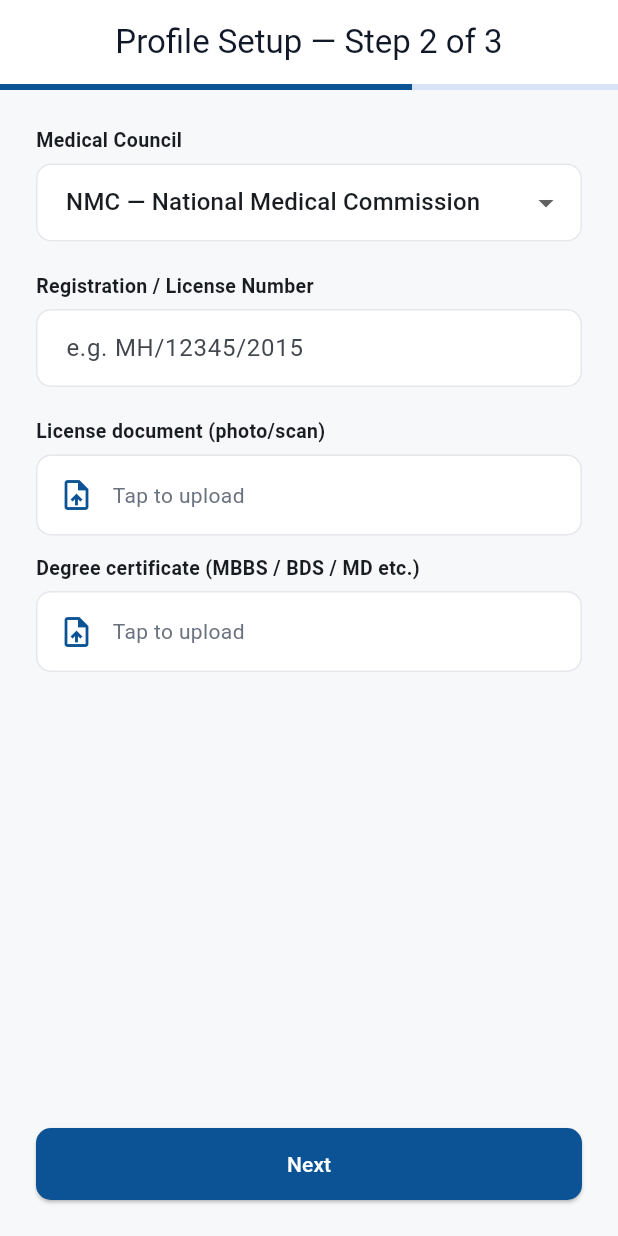
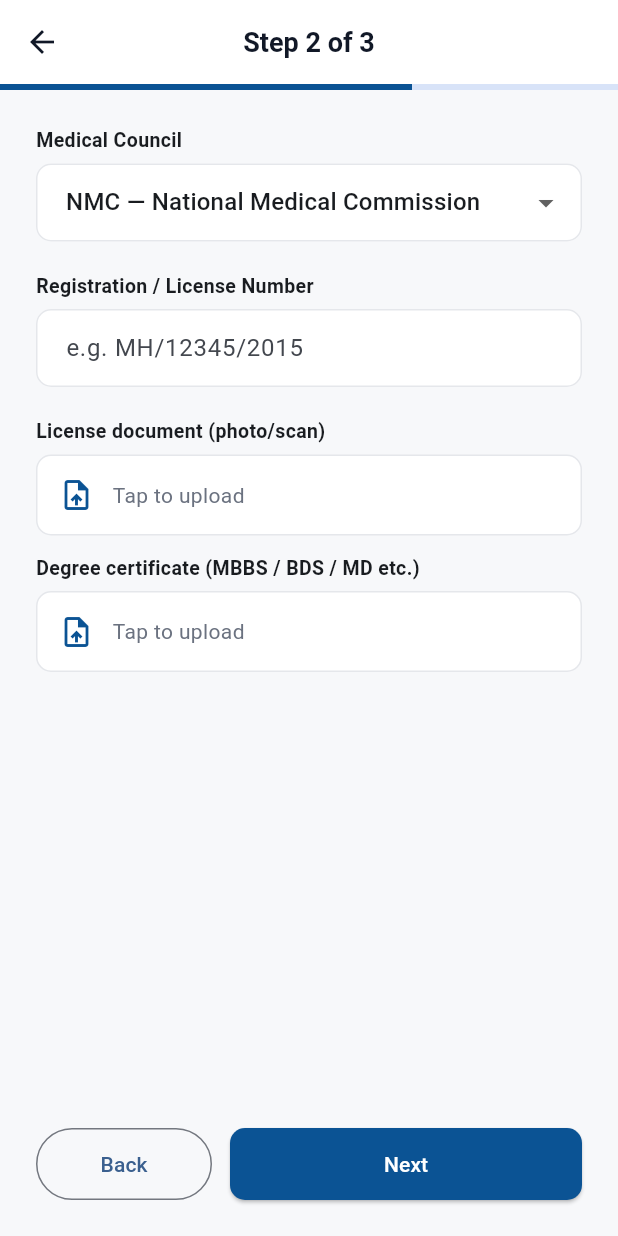
Before and after one commit to drriyazq/medunity, a Flutter app: the ProfileSetupScreen screen opened by its route, after a tap on "Next", on a phone screen of 412 x 824 dp. Run offline on Flutter 3.47's test engine with Material 3 defaults, Android fonts, the phone set to English and light mode, and no system bars; our stand-ins replace dio, firebase_auth, firebase_core, firebase_messaging, flutter_local_notifications, flutter_riverpod and 6 more; accounts and stored records are empty.

Commit message:
Profile setup: fix overflow, add back button, persist draft
- Dropdowns now isExpanded with TextOverflow.ellipsis for long labels
  (Role, Specialization, Council, State were overflowing on narrow phones)
- Shorter AppBar title "Step N of 3" (was being truncated)
- Back button + IconButton on appbar leading + PopScope handler
- Draft saved to Hive on every change/step; restored in initState;
  cleared on successful submit. Picker file paths persisted and
  re-validated against filesystem on restore.

Co-Authored-By: Claude Sonnet 4.6 <noreply@anthropic.com>

```diff
--- a/app/lib/features/onboarding/profile_setup_screen.dart
+++ b/app/lib/features/onboarding/profile_setup_screen.dart
@@ -6,6 +6,7 @@ import 'package:flutter_riverpod/flutter_riverpod.dart';
 import 'package:image_picker/image_picker.dart';
 
 import '../../data/api/client.dart';
+import '../../data/local/hive_setup.dart';
 import '../../state/auth_provider.dart';
 import '../../theme.dart';
 
@@ -54,6 +55,8 @@ const _states = [
   'West Bengal', 'Delhi', 'Jammu and Kashmir', 'Ladakh', 'Chandigarh',
 ];
 
+const _draftKey = 'profile_setup_draft';
+
 
 class ProfileSetupScreen extends ConsumerStatefulWidget {
   const ProfileSetupScreen({super.key});
@@ -88,18 +91,101 @@ class _ProfileSetupScreenState extends ConsumerState<ProfileSetupScreen> {
   final _pincodeCtrl = TextEditingController();
   final _phoneCtrl = TextEditingController();
 
+  @override
+  void initState() {
+    super.initState();
+    _restoreDraft();
+  }
+
+  @override
+  void dispose() {
+    _saveDraft();
+    _pageCtrl.dispose();
+    _nameCtrl.dispose();
+    _yearsCtrl.dispose();
+    _licenseCtrl.dispose();
+    _clinicNameCtrl.dispose();
+    _addressCtrl.dispose();
+    _cityCtrl.dispose();
+    _pincodeCtrl.dispose();
+    _phoneCtrl.dispose();
+    super.dispose();
+  }
+
+  void _restoreDraft() {
+    final raw = HiveSetup.sessionBox.get(_draftKey);
+    if (raw is! Map) return;
+    final d = Map<String, dynamic>.from(raw);
+    _nameCtrl.text = d['name'] ?? '';
+    _role = d['role'] ?? _roles[0].$1;
+    _specialization = d['specialization'] ?? _specializations[0].$1;
+    _yearsCtrl.text = d['years'] ?? '';
+    _council = d['council'] ?? _councils[0].$1;
+    _licenseCtrl.text = d['license'] ?? '';
+    _clinicNameCtrl.text = d['clinicName'] ?? '';
+    _addressCtrl.text = d['address'] ?? '';
+    _cityCtrl.text = d['city'] ?? '';
+    _clinicState = d['clinicState'] ?? _states[0];
+    _pincodeCtrl.text = d['pincode'] ?? '';
+    _phoneCtrl.text = d['phone'] ?? '';
+    _step = (d['step'] as int?) ?? 0;
+    final lic = d['licenseDocPath'] as String?;
+    final deg = d['degreeDocPath'] as String?;
+    if (lic != null && File(lic).existsSync()) _licenseDoc = File(lic);
+    if (deg != null && File(deg).existsSync()) _degreeDoc = File(deg);
+    if (_step > 0) {
+      WidgetsBinding.instance.addPostFrameCallback((_) {
+        _pageCtrl.jumpToPage(_step);
+      });
+    }
+  }
+
+  void _saveDraft() {
+    HiveSetup.sessionBox.put(_draftKey, {
+      'step': _step,
+      'name': _nameCtrl.text,
+      'role': _role,
+      'specialization': _specialization,
+      'years': _yearsCtrl.text,
+      'council': _council,
+      'license': _licenseCtrl.text,
+      'clinicName': _clinicNameCtrl.text,
+      'address': _addressCtrl.text,
+      'city': _cityCtrl.text,
+      'clinicState': _clinicState,
+      'pincode': _pincodeCtrl.text,
+      'phone': _phoneCtrl.text,
+      'licenseDocPath': _licenseDoc?.path,
+      'degreeDocPath': _degreeDoc?.path,
+    });
+  }
+
   Future<void> _pickFile(void Function(File) setter) async {
     final xFile = await ImagePicker().pickImage(source: ImageSource.gallery, imageQuality: 80);
-    if (xFile != null) setState(() => setter(File(xFile.path)));
+    if (xFile != null) {
+      setState(() => setter(File(xFile.path)));
+      _saveDraft();
+    }
   }
 
   void _next() {
+    _saveDraft();
     if (_step < 2) {
       setState(() => _step++);
       _pageCtrl.animateToPage(_step, duration: const Duration(milliseconds: 300), curve: Curves.easeInOut);
     } else {
       _submit();
     }
+  }
+
+  void _back() {
+    if (_step == 0) return;
+    setState(() {
+      _step--;
+      _error = null;
+    });
+    _pageCtrl.animateToPage(_step, duration: const Duration(milliseconds: 300), curve: Curves.easeInOut);
+    _saveDraft();
   }
 
   Future<void> _submit() async {
@@ -126,6 +212,7 @@ class _ProfileSetupScreenState extends ConsumerState<ProfileSetupScreen> {
       });
       await dio.post('/auth/profile/', data: form,
           options: Options(contentType: 'multipart/form-data'));
+      await HiveSetup.sessionBox.delete(_draftKey);
       await ref.read(authProvider.notifier).onProfileCreated();
     } on DioException catch (e) {
       setState(() {
@@ -139,9 +226,21 @@ class _ProfileSetupScreenState extends ConsumerState<ProfileSetupScreen> {
 
   @override
   Widget build(BuildContext context) {
-    return Scaffold(
+    return PopScope(
+      canPop: _step == 0,
+      onPopInvokedWithResult: (didPop, _) {
+        if (!didPop) _back();
+      },
+      child: Scaffold(
         appBar: AppBar(
-        title: Text('Profile Setup — Step ${_step + 1} of 3'),
+          leading: _step > 0
+              ? IconButton(icon: const Icon(Icons.arrow_back), onPressed: _back)
+              : null,
+          automaticallyImplyLeading: _step == 0,
+          title: Text(
+            'Step ${_step + 1} of 3',
+            style: const TextStyle(fontSize: 18, fontWeight: FontWeight.w600),
+          ),
           centerTitle: true,
         ),
         body: Column(
@@ -160,9 +259,23 @@ class _ProfileSetupScreenState extends ConsumerState<ProfileSetupScreen> {
                 child: Text(_error!, style: const TextStyle(color: MedUnityColors.sos)),
               ),
             Padding(
-            padding: const EdgeInsets.all(24),
-            child: SizedBox(
-              width: double.infinity,
+              padding: const EdgeInsets.fromLTRB(24, 12, 24, 24),
+              child: Row(
+                children: [
+                  if (_step > 0) ...[
+                    Expanded(
+                      child: OutlinedButton(
+                        onPressed: _submitting ? null : _back,
+                        style: OutlinedButton.styleFrom(
+                          padding: const EdgeInsets.symmetric(vertical: 14),
+                        ),
+                        child: const Text('Back'),
+                      ),
+                    ),
+                    const SizedBox(width: 12),
+                  ],
+                  Expanded(
+                    flex: _step > 0 ? 2 : 1,
                     child: ElevatedButton(
                       onPressed: _submitting ? null : _next,
                       child: _submitting
@@ -170,8 +283,11 @@ class _ProfileSetupScreenState extends ConsumerState<ProfileSetupScreen> {
                           : Text(_step < 2 ? 'Next' : 'Submit for Verification'),
                     ),
                   ),
+                ],
+              ),
             ),
           ],
+        ),
       ),
     );
   }
@@ -183,16 +299,18 @@ class _ProfileSetupScreenState extends ConsumerState<ProfileSetupScreen> {
     _label('Role'),
     DropdownButtonFormField<String>(
       value: _role,
-      items: _roles.map((r) => DropdownMenuItem(value: r.$1, child: Text(r.$2))).toList(),
-      onChanged: (v) => setState(() => _role = v!),
+      isExpanded: true,
+      items: _roles.map((r) => DropdownMenuItem(value: r.$1, child: Text(r.$2, overflow: TextOverflow.ellipsis))).toList(),
+      onChanged: (v) { setState(() => _role = v!); _saveDraft(); },
       decoration: const InputDecoration(),
     ),
     const SizedBox(height: 20),
     _label('Specialization'),
     DropdownButtonFormField<String>(
       value: _specialization,
-      items: _specializations.map((s) => DropdownMenuItem(value: s.$1, child: Text(s.$2))).toList(),
-      onChanged: (v) => setState(() => _specialization = v!),
+      isExpanded: true,
+      items: _specializations.map((s) => DropdownMenuItem(value: s.$1, child: Text(s.$2, overflow: TextOverflow.ellipsis))).toList(),
+      onChanged: (v) { setState(() => _specialization = v!); _saveDraft(); },
       decoration: const InputDecoration(),
     ),
     const SizedBox(height: 20),
@@ -205,8 +323,9 @@ class _ProfileSetupScreenState extends ConsumerState<ProfileSetupScreen> {
     _label('Medical Council'),
     DropdownButtonFormField<String>(
       value: _council,
-      items: _councils.map((c) => DropdownMenuItem(value: c.$1, child: Text(c.$2))).toList(),
-      onChanged: (v) => setState(() => _council = v!),
+      isExpanded: true,
+      items: _councils.map((c) => DropdownMenuItem(value: c.$1, child: Text(c.$2, overflow: TextOverflow.ellipsis))).toList(),
+      onChanged: (v) { setState(() => _council = v!); _saveDraft(); },
       decoration: const InputDecoration(),
     ),
     const SizedBox(height: 20),
@@ -249,8 +368,9 @@ class _ProfileSetupScreenState extends ConsumerState<ProfileSetupScreen> {
     _label('State'),
     DropdownButtonFormField<String>(
       value: _clinicState,
-      items: _states.map((s) => DropdownMenuItem(value: s, child: Text(s))).toList(),
-      onChanged: (v) => setState(() => _clinicState = v!),
+      isExpanded: true,
+      items: _states.map((s) => DropdownMenuItem(value: s, child: Text(s, overflow: TextOverflow.ellipsis))).toList(),
+      onChanged: (v) { setState(() => _clinicState = v!); _saveDraft(); },
       decoration: const InputDecoration(),
     ),
     const SizedBox(height: 20),
@@ -292,7 +412,7 @@ class _PickerRow extends StatelessWidget {
       child: Row(children: [
         const Icon(Icons.upload_file, color: MedUnityColors.primary),
         const SizedBox(width: 12),
-        Expanded(child: Text(label, style: const TextStyle(color: MedUnityColors.textSecondary))),
+        Expanded(child: Text(label, style: const TextStyle(color: MedUnityColors.textSecondary), overflow: TextOverflow.ellipsis)),
       ]),
     ),
   );
```
Lines whose indentation alone changed are shown as unchanged.
